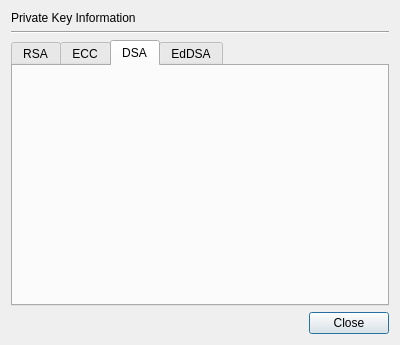
Old version of the form CertMan/pri_key_info_dlg.ui in the repository jykim74/CertMan.
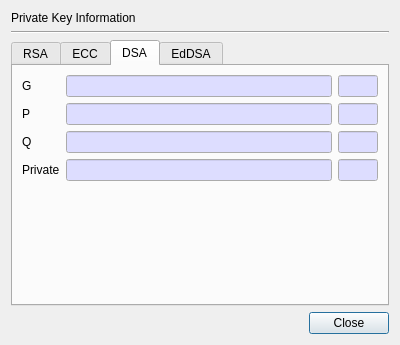
New version of the form. The open tabs and pages were chosen to show the change.

Commit message: EdDSA 개인키 정보 구하기 기능 추가

Patch:
```diff
--- a/CertMan/pri_key_info_dlg.ui
+++ b/CertMan/pri_key_info_dlg.ui
@@ -1356,6 +1356,453 @@
       <attribute name="title">
        <string>DSA</string>
       </attribute>
+      <layout class="QVBoxLayout" name="verticalLayout_4">
+       <item>
+        <layout class="QGridLayout" name="gridLayout_3">
+         <item row="0" column="2">
+          <widget class="QLineEdit" name="mDSA_GLenText">
+           <property name="minimumSize">
+            <size>
+             <width>40</width>
+             <height>0</height>
+            </size>
+           </property>
+           <property name="maximumSize">
+            <size>
+             <width>40</width>
+             <height>16777215</height>
+            </size>
+           </property>
+           <property name="palette">
+            <palette>
+             <active>
+              <colorrole role="Base">
+               <brush brushstyle="SolidPattern">
+                <color alpha="255">
+                 <red>221</red>
+                 <green>221</green>
+                 <blue>255</blue>
+                </color>
+               </brush>
+              </colorrole>
+             </active>
+             <inactive>
+              <colorrole role="Base">
+               <brush brushstyle="SolidPattern">
+                <color alpha="255">
+                 <red>221</red>
+                 <green>221</green>
+                 <blue>255</blue>
+                </color>
+               </brush>
+              </colorrole>
+             </inactive>
+             <disabled>
+              <colorrole role="Base">
+               <brush brushstyle="SolidPattern">
+                <color alpha="255">
+                 <red>240</red>
+                 <green>240</green>
+                 <blue>240</blue>
+                </color>
+               </brush>
+              </colorrole>
+             </disabled>
+            </palette>
+           </property>
+           <property name="readOnly">
+            <bool>true</bool>
+           </property>
+          </widget>
+         </item>
+         <item row="2" column="2">
+          <widget class="QLineEdit" name="mDSA_QLenText">
+           <property name="minimumSize">
+            <size>
+             <width>40</width>
+             <height>0</height>
+            </size>
+           </property>
+           <property name="maximumSize">
+            <size>
+             <width>40</width>
+             <height>16777215</height>
+            </size>
+           </property>
+           <property name="palette">
+            <palette>
+             <active>
+              <colorrole role="Base">
+               <brush brushstyle="SolidPattern">
+                <color alpha="255">
+                 <red>221</red>
+                 <green>221</green>
+                 <blue>255</blue>
+                </color>
+               </brush>
+              </colorrole>
+             </active>
+             <inactive>
+              <colorrole role="Base">
+               <brush brushstyle="SolidPattern">
+                <color alpha="255">
+                 <red>221</red>
+                 <green>221</green>
+                 <blue>255</blue>
+                </color>
+               </brush>
+              </colorrole>
+             </inactive>
+             <disabled>
+              <colorrole role="Base">
+               <brush brushstyle="SolidPattern">
+                <color alpha="255">
+                 <red>240</red>
+                 <green>240</green>
+                 <blue>240</blue>
+                </color>
+               </brush>
+              </colorrole>
+             </disabled>
+            </palette>
+           </property>
+           <property name="readOnly">
+            <bool>true</bool>
+           </property>
+          </widget>
+         </item>
+         <item row="2" column="1">
+          <widget class="QLineEdit" name="mDSA_QText">
+           <property name="palette">
+            <palette>
+             <active>
+              <colorrole role="Base">
+               <brush brushstyle="SolidPattern">
+                <color alpha="255">
+                 <red>221</red>
+                 <green>221</green>
+                 <blue>255</blue>
+                </color>
+               </brush>
+              </colorrole>
+             </active>
+             <inactive>
+              <colorrole role="Base">
+               <brush brushstyle="SolidPattern">
+                <color alpha="255">
+                 <red>221</red>
+                 <green>221</green>
+                 <blue>255</blue>
+                </color>
+               </brush>
+              </colorrole>
+             </inactive>
+             <disabled>
+              <colorrole role="Base">
+               <brush brushstyle="SolidPattern">
+                <color alpha="255">
+                 <red>240</red>
+                 <green>240</green>
+                 <blue>240</blue>
+                </color>
+               </brush>
+              </colorrole>
+             </disabled>
+            </palette>
+           </property>
+           <property name="readOnly">
+            <bool>true</bool>
+           </property>
+          </widget>
+         </item>
+         <item row="0" column="0">
+          <widget class="QLabel" name="label_14">
+           <property name="text">
+            <string>G</string>
+           </property>
+          </widget>
+         </item>
+         <item row="1" column="2">
+          <widget class="QLineEdit" name="mDSA_PLenText">
+           <property name="minimumSize">
+            <size>
+             <width>40</width>
+             <height>0</height>
+            </size>
+           </property>
+           <property name="maximumSize">
+            <size>
+             <width>40</width>
+             <height>16777215</height>
+            </size>
+           </property>
+           <property name="palette">
+            <palette>
+             <active>
+              <colorrole role="Base">
+               <brush brushstyle="SolidPattern">
+                <color alpha="255">
+                 <red>221</red>
+                 <green>221</green>
+                 <blue>255</blue>
+                </color>
+               </brush>
+              </colorrole>
+             </active>
+             <inactive>
+              <colorrole role="Base">
+               <brush brushstyle="SolidPattern">
+                <color alpha="255">
+                 <red>221</red>
+                 <green>221</green>
+                 <blue>255</blue>
+                </color>
+               </brush>
+              </colorrole>
+             </inactive>
+             <disabled>
+              <colorrole role="Base">
+               <brush brushstyle="SolidPattern">
+                <color alpha="255">
+                 <red>240</red>
+                 <green>240</green>
+                 <blue>240</blue>
+                </color>
+               </brush>
+              </colorrole>
+             </disabled>
+            </palette>
+           </property>
+           <property name="readOnly">
+            <bool>true</bool>
+           </property>
+          </widget>
+         </item>
+         <item row="1" column="0">
+          <widget class="QLabel" name="label_15">
+           <property name="text">
+            <string>P</string>
+           </property>
+          </widget>
+         </item>
+         <item row="0" column="1">
+          <widget class="QLineEdit" name="mDSA_GText">
+           <property name="palette">
+            <palette>
+             <active>
+              <colorrole role="Base">
+               <brush brushstyle="SolidPattern">
+                <color alpha="255">
+                 <red>221</red>
+                 <green>221</green>
+                 <blue>255</blue>
+                </color>
+               </brush>
+              </colorrole>
+             </active>
+             <inactive>
+              <colorrole role="Base">
+               <brush brushstyle="SolidPattern">
+                <color alpha="255">
+                 <red>221</red>
+                 <green>221</green>
+                 <blue>255</blue>
+                </color>
+               </brush>
+              </colorrole>
+             </inactive>
+             <disabled>
+              <colorrole role="Base">
+               <brush brushstyle="SolidPattern">
+                <color alpha="255">
+                 <red>240</red>
+                 <green>240</green>
+                 <blue>240</blue>
+                </color>
+               </brush>
+              </colorrole>
+             </disabled>
+            </palette>
+           </property>
+           <property name="readOnly">
+            <bool>true</bool>
+           </property>
+          </widget>
+         </item>
+         <item row="2" column="0">
+          <widget class="QLabel" name="label_16">
+           <property name="text">
+            <string>Q</string>
+           </property>
+          </widget>
+         </item>
+         <item row="3" column="0">
+          <widget class="QLabel" name="label_17">
+           <property name="text">
+            <string>Private</string>
+           </property>
+          </widget>
+         </item>
+         <item row="1" column="1">
+          <widget class="QLineEdit" name="mDSA_PText">
+           <property name="palette">
+            <palette>
+             <active>
+              <colorrole role="Base">
+               <brush brushstyle="SolidPattern">
+                <color alpha="255">
+                 <red>221</red>
+                 <green>221</green>
+                 <blue>255</blue>
+                </color>
+               </brush>
+              </colorrole>
+             </active>
+             <inactive>
+              <colorrole role="Base">
+               <brush brushstyle="SolidPattern">
+                <color alpha="255">
+                 <red>221</red>
+                 <green>221</green>
+                 <blue>255</blue>
+                </color>
+               </brush>
+              </colorrole>
+             </inactive>
+             <disabled>
+              <colorrole role="Base">
+               <brush brushstyle="SolidPattern">
+                <color alpha="255">
+                 <red>240</red>
+                 <green>240</green>
+                 <blue>240</blue>
+                </color>
+               </brush>
+              </colorrole>
+             </disabled>
+            </palette>
+           </property>
+           <property name="readOnly">
+            <bool>true</bool>
+           </property>
+          </widget>
+         </item>
+         <item row="3" column="1">
+          <widget class="QLineEdit" name="mDSA_PrivateText">
+           <property name="palette">
+            <palette>
+             <active>
+              <colorrole role="Base">
+               <brush brushstyle="SolidPattern">
+                <color alpha="255">
+                 <red>221</red>
+                 <green>221</green>
+                 <blue>255</blue>
+                </color>
+               </brush>
+              </colorrole>
+             </active>
+             <inactive>
+              <colorrole role="Base">
+               <brush brushstyle="SolidPattern">
+                <color alpha="255">
+                 <red>221</red>
+                 <green>221</green>
+                 <blue>255</blue>
+                </color>
+               </brush>
+              </colorrole>
+             </inactive>
+             <disabled>
+              <colorrole role="Base">
+               <brush brushstyle="SolidPattern">
+                <color alpha="255">
+                 <red>240</red>
+                 <green>240</green>
+                 <blue>240</blue>
+                </color>
+               </brush>
+              </colorrole>
+             </disabled>
+            </palette>
+           </property>
+           <property name="readOnly">
+            <bool>true</bool>
+           </property>
+          </widget>
+         </item>
+         <item row="3" column="2">
+          <widget class="QLineEdit" name="mDSA_PrivateLenText">
+           <property name="minimumSize">
+            <size>
+             <width>40</width>
+             <height>0</height>
+            </size>
+           </property>
+           <property name="maximumSize">
+            <size>
+             <width>40</width>
+             <height>16777215</height>
+            </size>
+           </property>
+           <property name="palette">
+            <palette>
+             <active>
+              <colorrole role="Base">
+               <brush brushstyle="SolidPattern">
+                <color alpha="255">
+                 <red>221</red>
+                 <green>221</green>
+                 <blue>255</blue>
+                </color>
+               </brush>
+              </colorrole>
+             </active>
+             <inactive>
+              <colorrole role="Base">
+               <brush brushstyle="SolidPattern">
+                <color alpha="255">
+                 <red>221</red>
+                 <green>221</green>
+                 <blue>255</blue>
+                </color>
+               </brush>
+              </colorrole>
+             </inactive>
+             <disabled>
+              <colorrole role="Base">
+               <brush brushstyle="SolidPattern">
+                <color alpha="255">
+                 <red>240</red>
+                 <green>240</green>
+                 <blue>240</blue>
+                </color>
+               </brush>
+              </colorrole>
+             </disabled>
+            </palette>
+           </property>
+           <property name="readOnly">
+            <bool>true</bool>
+           </property>
+          </widget>
+         </item>
+        </layout>
+       </item>
+       <item>
+        <spacer name="verticalSpacer_2">
+         <property name="orientation">
+          <enum>Qt::Vertical</enum>
+         </property>
+         <property name="sizeHint" stdset="0">
+          <size>
+           <width>20</width>
+           <height>40</height>
+          </size>
+         </property>
+        </spacer>
+       </item>
+      </layout>
      </widget>
      <widget class="QWidget" name="tab_4">
       <attribute name="title">
```
Left out of the diff: 337 changed lines with no effect on the pictures. The commit also changes 2 other files.
